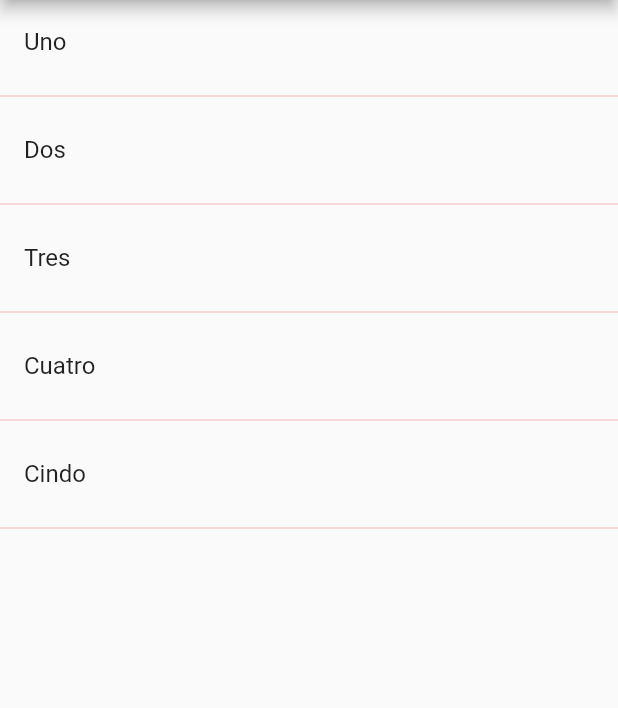
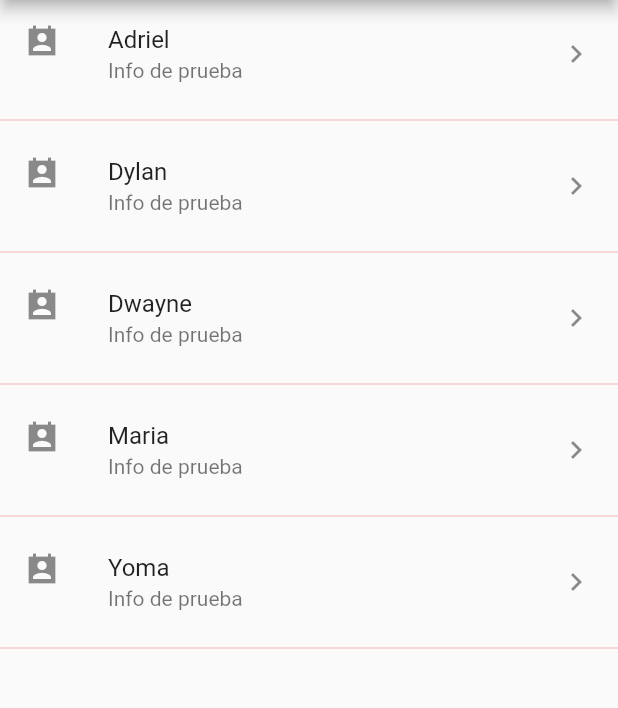
Before and after one commit to adrielmoreno/flutter-components, a Flutter app: the screen it shows after launch, on a phone screen of 412 x 824 dp, the part 84-792 px from its top. Run offline on Flutter 3.47's test engine with Material 2 defaults, Android fonts, the phone set to English and light mode, and no system bars.

Commit message:
Using map for lists, leading, trailing, wrap and column

```diff
--- a/lib/src/pages/home_temp.dart
+++ b/lib/src/pages/home_temp.dart
@@ -1,7 +1,7 @@
 import 'package:flutter/material.dart';
 
 class HomePageTemp extends StatelessWidget {
-  final options = ['Uno', 'Dos', 'Tres', 'Cuatro', 'Cindo'];
+  final people = ['Adriel', 'Dylan', 'Dwayne', 'Maria', 'Yoma'];
 
   @override
   Widget build(BuildContext context) {
@@ -16,21 +16,21 @@ class HomePageTemp extends StatelessWidget {
   }
 
   List<Widget> _createItems() {
-    List<Widget> list = <Widget>[];
-
-    for (String option in options) {
-      final tempWidget = ListTile(
-        title: Text(option),
+    return people.map((opt) {
+      return Column(
+        children: [
+          ListTile(
+            leading: const Icon(Icons.perm_contact_cal_sharp),
+            title: Text(opt),
+            subtitle: const Text('Info de prueba'),
+            trailing: const Icon(Icons.navigate_next_sharp),
+            onTap: () {}, // da por defecto el efecto de clic
+          ),
+          const Divider(
+            color: Color.fromARGB(73, 222, 15, 15),
+          )
+        ],
       );
-
-      // .. cascade operator
-      list
-        ..add(tempWidget)
-        ..add(const Divider(
-          color: Color.fromARGB(73, 222, 15, 15),
-        ));
-    }
-
-    return list;
+    }).toList();
   }
 }
```
